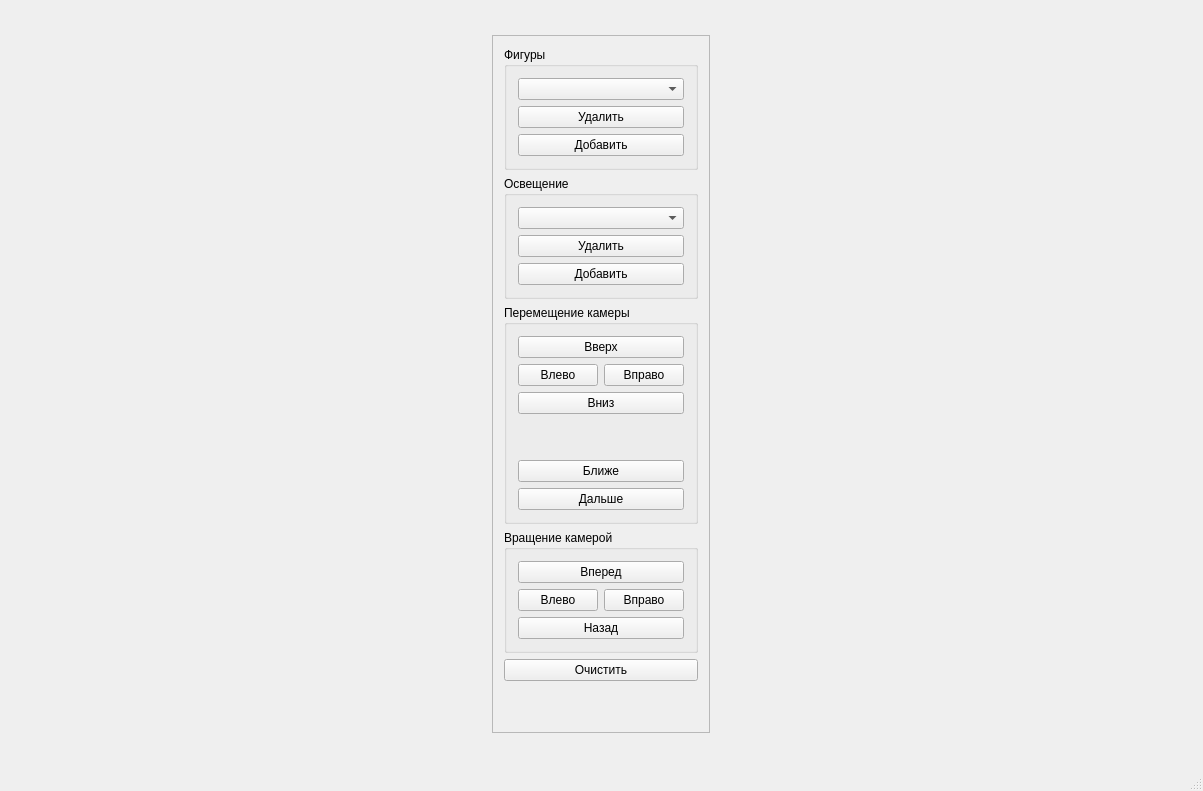
Qt form Course Work/CourseWork/mainwindow.ui (AirEM/university) before a commit.
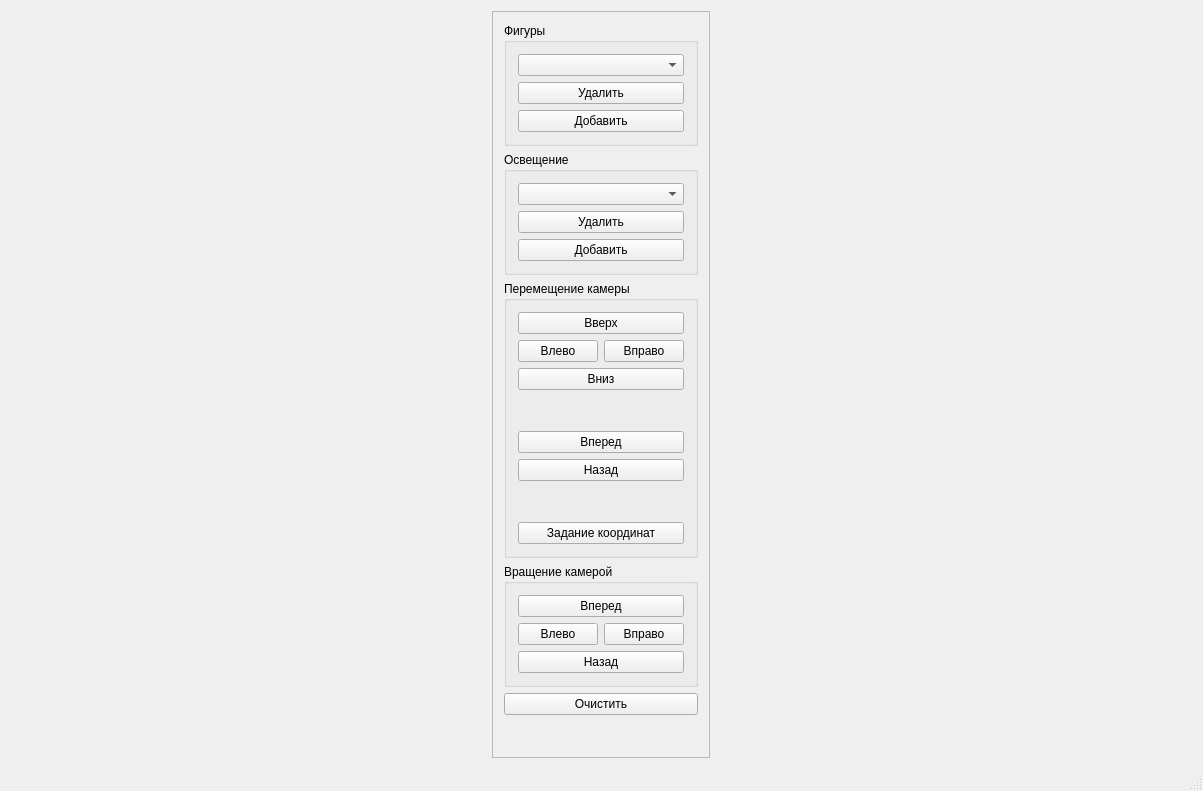
The same form after that commit.

What changed in the file:
```diff
--- a/Course Work/CourseWork/mainwindow.ui
+++ b/Course Work/CourseWork/mainwindow.ui
@@ -101,6 +101,13 @@
             </property>
            </widget>
           </item>
+          <item row="5" column="0" colspan="2">
+           <widget class="QPushButton" name="nearerPushButton">
+            <property name="text">
+             <string>Вперед</string>
+            </property>
+           </widget>
+          </item>
           <item row="1" column="0">
            <widget class="QPushButton" name="leftPushButton">
             <property name="text">
@@ -108,6 +115,13 @@
             </property>
            </widget>
           </item>
+          <item row="6" column="0" colspan="2">
+           <widget class="QPushButton" name="furtherPushButton">
+            <property name="text">
+             <string>Назад</string>
+            </property>
+           </widget>
+          </item>
           <item row="1" column="1">
            <widget class="QPushButton" name="rightPushButton">
             <property name="text">
@@ -115,6 +129,13 @@
             </property>
            </widget>
           </item>
+          <item row="8" column="0" colspan="2">
+           <widget class="QPushButton" name="pushButton">
+            <property name="text">
+             <string>Задание координат</string>
+            </property>
+           </widget>
+          </item>
           <item row="4" column="0">
            <spacer name="verticalSpacer_2">
             <property name="orientation">
@@ -135,19 +156,18 @@
             </property>
            </widget>
           </item>
-          <item row="5" column="0" colspan="2">
-           <widget class="QPushButton" name="nearerPushButton">
-            <property name="text">
-             <string>Ближе</string>
+          <item row="7" column="0">
+           <spacer name="verticalSpacer_3">
+            <property name="orientation">
+             <enum>Qt::Vertical</enum>
             </property>
-           </widget>
-          </item>
-          <item row="6" column="0" colspan="2">
-           <widget class="QPushButton" name="furtherPushButton">
-            <property name="text">
-             <string>Дальше</string>
+            <property name="sizeHint" stdset="0">
+             <size>
+              <width>20</width>
+              <height>40</height>
+             </size>
             </property>
-           </widget>
+           </spacer>
           </item>
          </layout>
         </widget>
```
